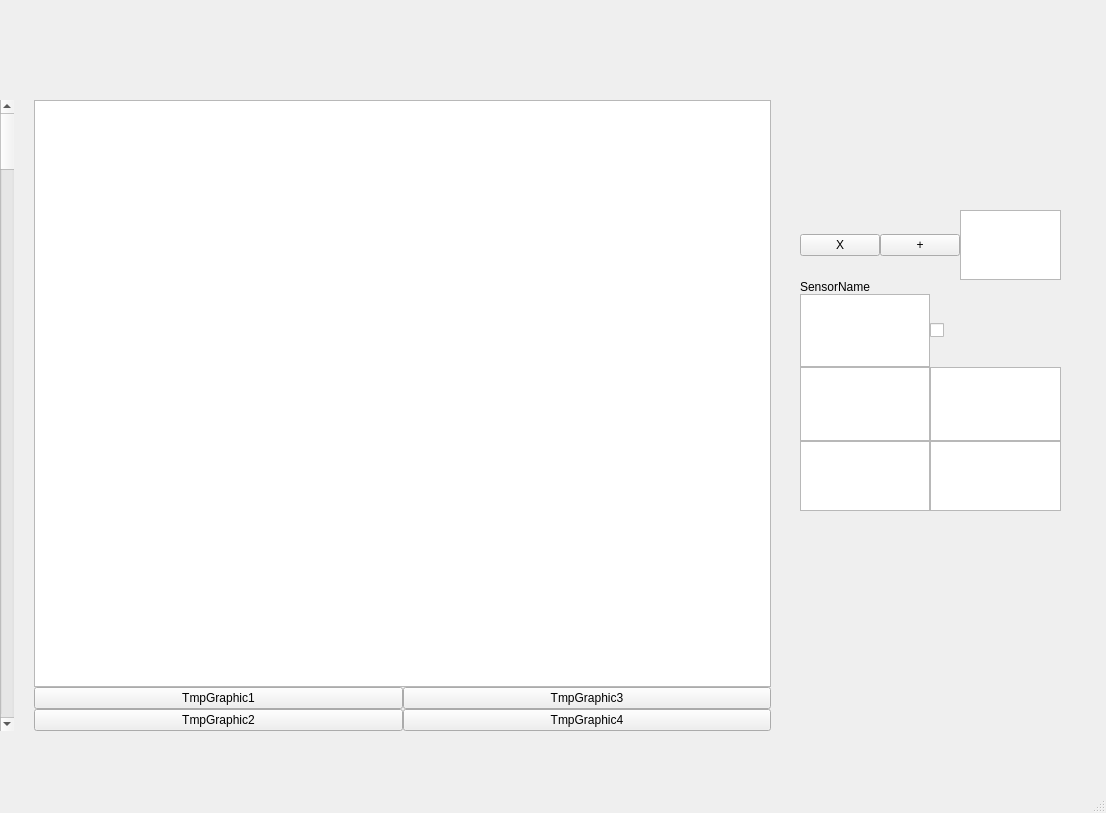
This is mainwindow.ui in distress14/ATMOView_Alpha01 as Qt 5 draws it before an edit. The edited form follows.
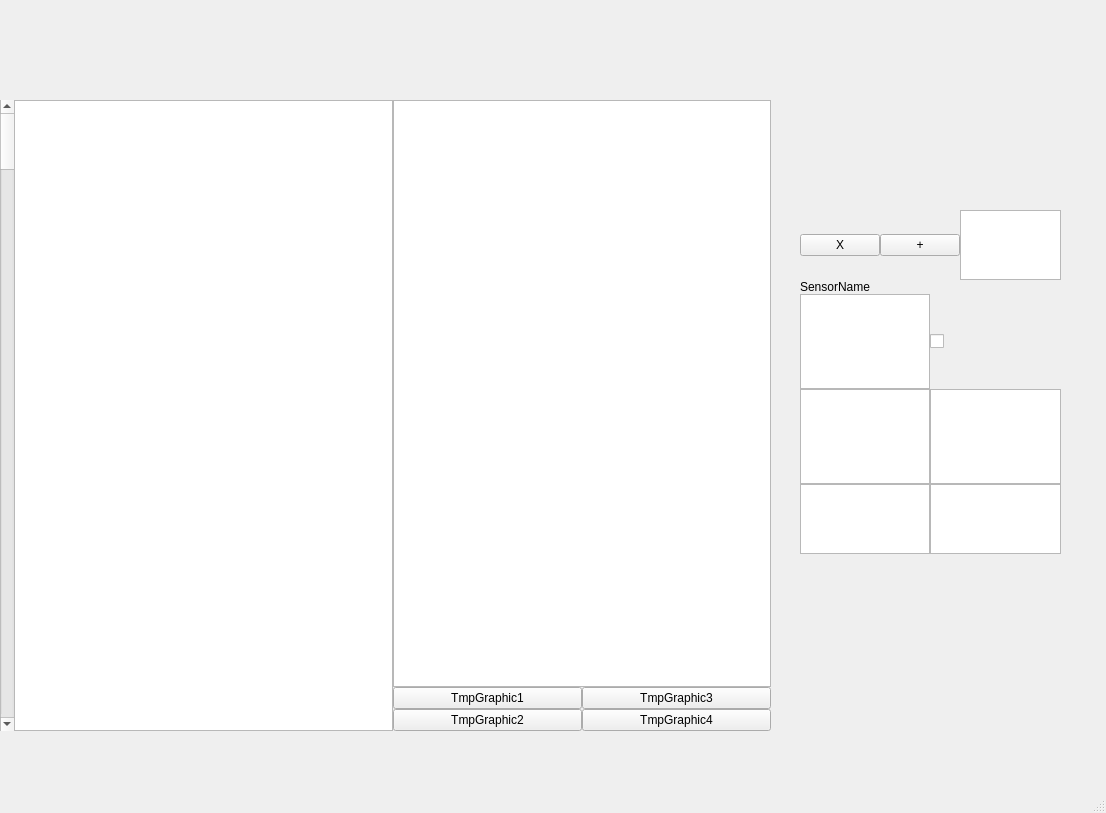
This is the edited form.

Commit message:
ListView - InputProcess - InputErrors
Removed const from private var in Sensor. TODO-> virtual (PolyMorphism) that can be used to display/calculate each Sensor.
Added ListView on the UI. It will be used for both Active Sensors and to display the available Sensors to choose.
Started to create the InputProcess -> TODO
Defined first Error group (100-199 for Input)

What changed in the file:
```diff
--- a/mainwindow.ui
+++ b/mainwindow.ui
@@ -43,17 +43,7 @@
         <enum>QLayout::SetDefaultConstraint</enum>
        </property>
        <item>
-        <spacer name="VSpacerDownSensor">
-         <property name="orientation">
-          <enum>Qt::Vertical</enum>
-         </property>
-         <property name="sizeHint" stdset="0">
-          <size>
-           <width>20</width>
-           <height>40</height>
-          </size>
-         </property>
-        </spacer>
+        <widget class="QListWidget" name="ActiveSensors"/>
        </item>
       </layout>
      </item>
@@ -119,7 +109,7 @@
       <x>800</x>
       <y>210</y>
       <width>261</width>
-      <height>301</height>
+      <height>344</height>
      </rect>
     </property>
     <layout class="QVBoxLayout" name="SensorLayoutUnited">
```
The commit also changes 7 other files.
